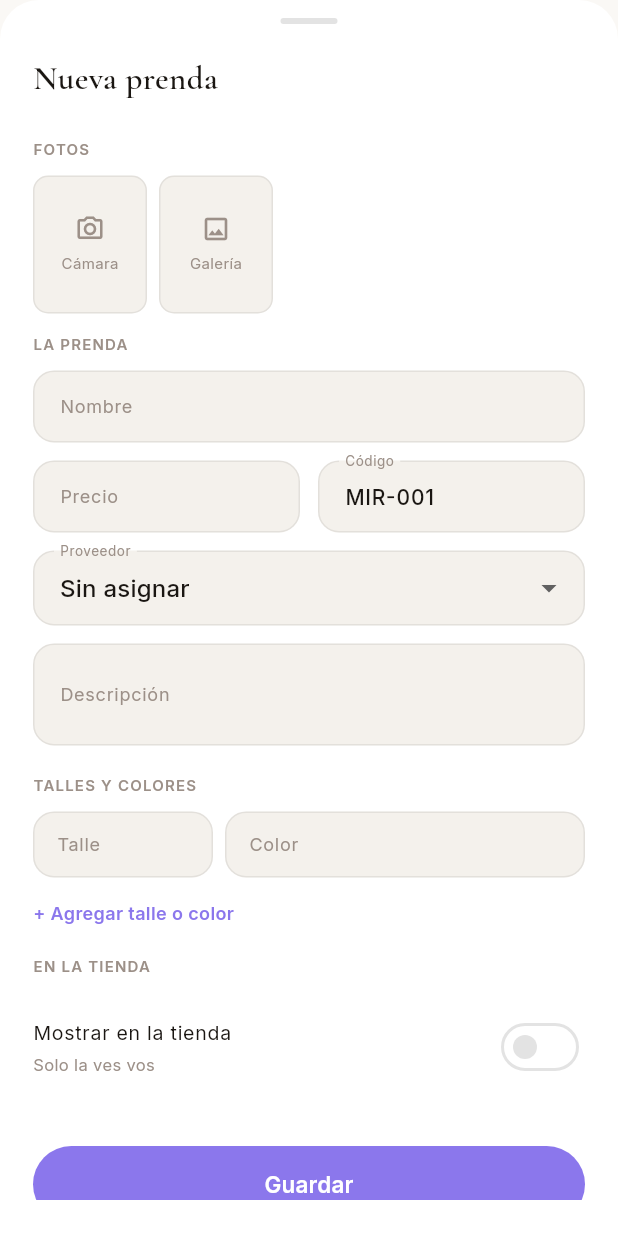
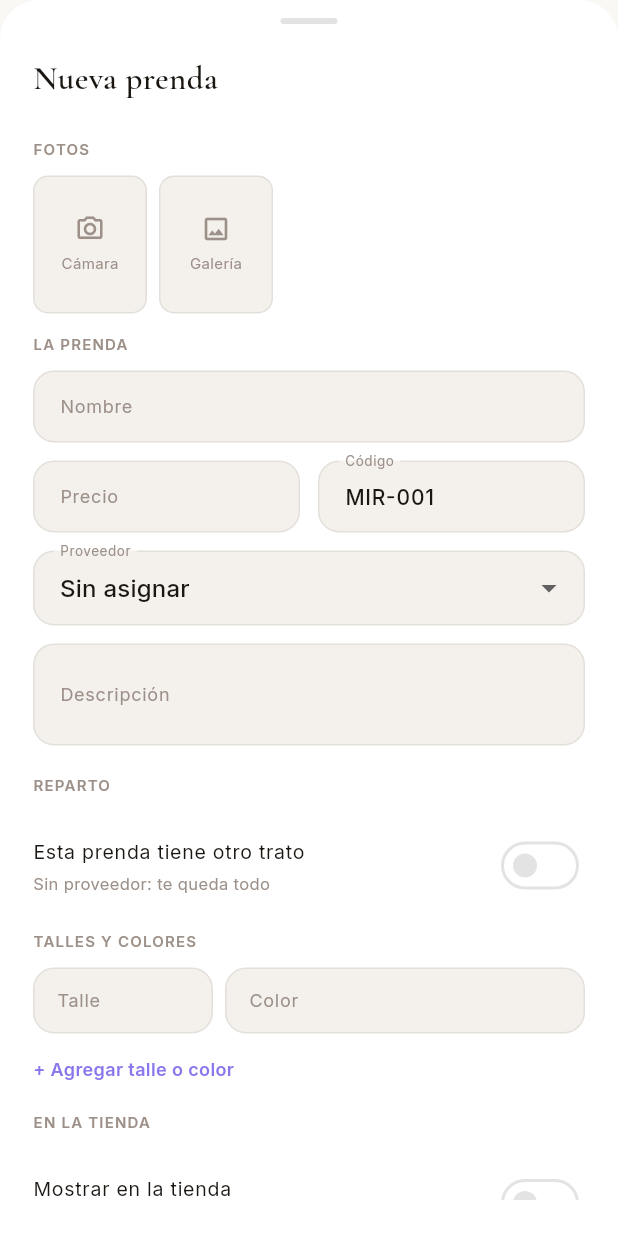
Before and after one commit to santiagoadet7823-dev/mirame-app, a Flutter app: the _FormProducto widget shown alone on an empty page, opened directly, on a phone screen of 412 x 824 dp. Run offline on Flutter 3.47's test engine with Material 3 defaults, Android fonts, the phone set to English and light mode, and no system bars; our stand-ins replace connectivity_plus, dio, drift, drift_flutter, firebase_core, firebase_messaging and 13 more; missing offline and left inert: file_selector; accounts and stored records are empty; generated files the repository leaves out were written again; statements that could not run were skipped.

Commit message:
fix(ropa)!: la comision del vendedor es sobre la VENTA, no sobre la parte del salon
El acuerdo real es: el proveedor le deja el 15%, ella le da el 10% al
revendedor y se queda con el 5%. Los tres porcentajes son sobre el precio de
venta y suman 100.

Como estaba, la comision se calculaba sobre la parte del salon: de una prenda
de $20.000 el revendedor cobraba $300 en vez de $2.000. Y para expresar "le doy
el 10%" habia que cargar un 66,67%, un numero que no se parece a nada de lo que
se habla.

Dos reglas que salieron al corregirlo:
- Si la comision supera lo que queda en la casa se recorta: un vendedor al 20%
  con un proveedor que deja 15 haria que el salon pague de su bolsillo en cada
  venta.
- La comision se mide sobre lo que se cobro de verdad, asi que con descuento
  baja. Pero si el descuento deja al salon en perdida, el vendedor IGUAL cobra:
  no paga por una decision que no tomo, y la perdida queda a la vista en el
  numero del salon.

feat(ropa): el porcentaje ahora es por artículo o global

Global en la ficha del proveedor; por prenda, un interruptor "esta prenda
tiene otro trato". Es un interruptor y no un campo vacio porque un campo en
blanco no distingue "sin definir" de "cero", y al activarlo arranca con el
valor del proveedor para que no quede en cero por descuido.

Debajo se ve el reparto con plata real mientras se carga el precio: con
porcentajes sueltos es facilisimo cargar el del proveedor donde iba el propio,
y eso no se nota hasta la primera liquidacion.

BREAKING CHANGE: las ventas cargadas con una version anterior tienen el
pct_vendedor interpretado de otra forma. No hay ninguna en produccion todavia
—el modulo se publico hoy y no se cargaron ventas— asi que no hay datos que
migrar.

```diff
--- a/app_flutter/lib/features/ropa/producto_form.dart
+++ b/app_flutter/lib/features/ropa/producto_form.dart
@@ -13,6 +13,7 @@ import '../../core/theme/tokens.dart';
 import '../../core/theme/typography.dart';
 import '../../data/local/database.dart' as db;
 import '../../data/repositories/ropa_repository.dart';
+import '../../domain/rules/formatting.dart';
 import '../../domain/rules/rotacion.dart';
 import '../shell/vistas_comunes.dart';
 import 'fotos.dart';
@@ -56,6 +57,12 @@ class _FormProductoState extends ConsumerState<_FormProducto> {
           ? ''
           : widget.producto!.precio.round().toString());
   late final _codigo = TextEditingController(text: widget.producto?.codigo);
+  late final _pct = TextEditingController(
+      text: widget.producto?.pctSalon?.round().toString() ?? '');
+
+  /// `false` = usa el del proveedor. Se decide con un switch en vez de dejar
+  /// el campo vacío: un campo en blanco no dice si es "sin definir" o "cero".
+  late var _pctPropio = widget.producto?.pctSalon != null;
 
   String? _proveedorId;
   late var _publicado = widget.producto?.publicado ?? false;
@@ -93,7 +100,7 @@ class _FormProductoState extends ConsumerState<_FormProducto> {
 
   @override
   void dispose() {
-    for (final c in [_nombre, _descripcion, _precio, _codigo]) {
+    for (final c in [_nombre, _descripcion, _precio, _codigo, _pct]) {
       c.dispose();
     }
     super.dispose();
@@ -140,6 +147,12 @@ class _FormProductoState extends ConsumerState<_FormProducto> {
             _descripcion.text.trim().isEmpty ? null : _descripcion.text.trim(),
         codigo: _codigo.text.trim().isEmpty ? null : _codigo.text.trim(),
         precio: precio,
+        // `null` = hereda el del proveedor. Es lo que permite cambiarle el
+        // acuerdo a un proveedor y que se aplique a todas sus prendas menos
+        // las que tengan trato propio.
+        pctSalon: _pctPropio
+            ? (num.tryParse(_pct.text.replaceAll(',', '.')) ?? 0)
+            : null,
         publicado: _publicado,
         destacado: _destacado,
         variantes: [
@@ -213,6 +226,7 @@ class _FormProductoState extends ConsumerState<_FormProducto> {
                 controlador: _precio,
                 etiqueta: 'Precio',
                 teclado: TextInputType.number,
+                onCambio: (_) => setState(() {}),
               ),
             ),
             const SizedBox(width: 12),
@@ -250,6 +264,9 @@ class _FormProductoState extends ConsumerState<_FormProducto> {
         CampoTexto(
             controlador: _descripcion, etiqueta: 'Descripción', lineas: 2),
 
+        _seccion('REPARTO'),
+        _reparto(proveedores),
+
         _seccion('TALLES Y COLORES'),
         _listaVariantes(),
 
@@ -279,6 +296,86 @@ class _FormProductoState extends ConsumerState<_FormProducto> {
       ],
     );
   }
+
+  /// El porcentaje: el del proveedor, o uno propio de esta prenda.
+  Widget _reparto(List<db.Proveedore> proveedores) {
+    final prov =
+        proveedores.where((p) => p.id == _proveedorId).firstOrNull;
+    final pctProveedor = prov?.pctSalon ?? 100;
+    final pct = _pctPropio
+        ? (num.tryParse(_pct.text.replaceAll(',', '.')) ?? 0)
+        : pctProveedor;
+    final precio = num.tryParse(_precio.text.replaceAll(',', '.')) ?? 0;
+
+    return Column(
+      crossAxisAlignment: CrossAxisAlignment.start,
+      children: [
+        SwitchListTile.adaptive(
+          value: _pctPropio,
+          onChanged: (v) => setState(() {
+            _pctPropio = v;
+            // Al activarlo arranca del valor del proveedor: es el punto de
+            // partida obvio y evita que quede en cero por descuido.
+            if (v && _pct.text.isEmpty) {
+              _pct.text = pctProveedor.round().toString();
+            }
+          }),
+          contentPadding: EdgeInsets.zero,
+          title: Text('Esta prenda tiene otro trato', style: sans(size: 13)),
+          subtitle: Text(
+            _pctPropio
+                ? 'Solo para esta prenda'
+                : prov == null
+                    ? 'Sin proveedor: te queda todo'
+                    : 'Usa el ${pctProveedor.round()}% de ${prov.nombre}',
+            style: sans(size: 11, color: MColors.tMuted),
+          ),
+        ),
+        if (_pctPropio)
+          CampoTexto(
+            controlador: _pct,
+            etiqueta: 'Te queda a vos (%)',
+            teclado: TextInputType.number,
+            onCambio: (_) => setState(() {}),
+          ),
+        // El reparto con plata real. Con porcentajes sueltos es muy fácil
+        // cargar el del proveedor donde iba el propio, y eso no se nota hasta
+        // la primera liquidación.
+        if (precio > 0)
+          Padding(
+            padding: const EdgeInsets.only(bottom: 14),
+            child: Container(
+              width: double.infinity,
+              padding: const EdgeInsets.all(12),
+              decoration: BoxDecoration(
+                color: MColors.lav50,
+                border: Border.all(color: MColors.borderLav),
+                borderRadius: BorderRadius.circular(MRadius.sm),
+              ),
+              child: Column(
+                children: [
+                  _linea('Para el proveedor',
+                      precio * (100 - pct.clamp(0, 100)) / 100),
+                  const SizedBox(height: 5),
+                  _linea('Queda en casa', precio * pct.clamp(0, 100) / 100,
+                      fuerte: true),
+                ],
+              ),
+            ),
+          ),
+      ],
+    );
+  }
+
+  Widget _linea(String etiqueta, num monto, {bool fuerte = false}) => Row(
+        mainAxisAlignment: MainAxisAlignment.spaceBetween,
+        children: [
+          Text(etiqueta,
+              style: sans(size: 12, color: MColors.tSecondary)),
+          Text(formatMoney(monto),
+              style: sans(size: 13, weight: fuerte ? 700 : 500)),
+        ],
+      );
 
   Widget _seccion(String texto) => Padding(
         padding: const EdgeInsets.only(top: 6, bottom: 10),
--- a/app_flutter/lib/features/ropa/proveedores_view.dart
+++ b/app_flutter/lib/features/ropa/proveedores_view.dart
@@ -277,7 +277,7 @@ class _FormProveedorState extends ConsumerState<_FormProveedor> {
         ),
         CampoTexto(
           controlador: _pct,
-          etiqueta: 'Porcentaje que te queda a vos (%)',
+          etiqueta: 'Porcentaje que te deja a vos (%)',
           teclado: TextInputType.number,
           onCambio: (_) => setState(() {}),
         ),
--- a/app_flutter/pubspec.yaml
+++ b/app_flutter/pubspec.yaml
@@ -5,7 +5,7 @@ publish_to: none
 # versionName + versionCode salen de acá. El versionCode (después del +)
 # SIEMPRE sube en 1 y NUNCA baja: Android rechaza instalar uno menor y eso
 # deja a la flota trabada sin arreglo remoto. Usar scripts/bump-version.sh.
-version: 1.11.0+22
+version: 1.12.0+23
 
 environment:
   sdk: ">=3.4.0 <4.0.0"
```
Also changed, not shown: app_flutter/lib/domain/rules/consignacion.dart (+28 -12 lines), 1 other file.
